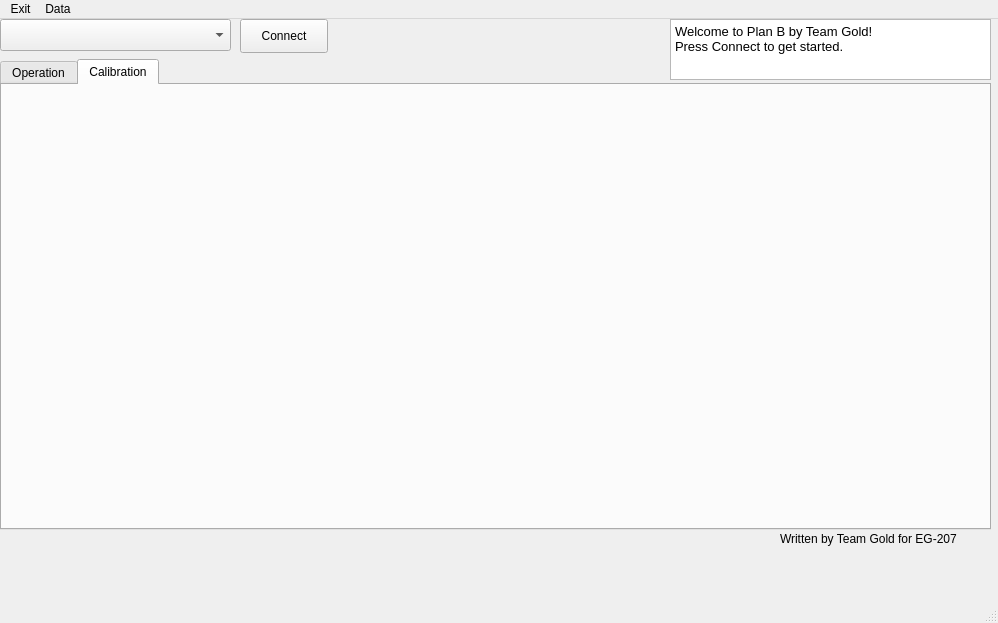
Qt form python/PlanB/resources/planb.ui (KenwoodFox/EG-207) before a commit.
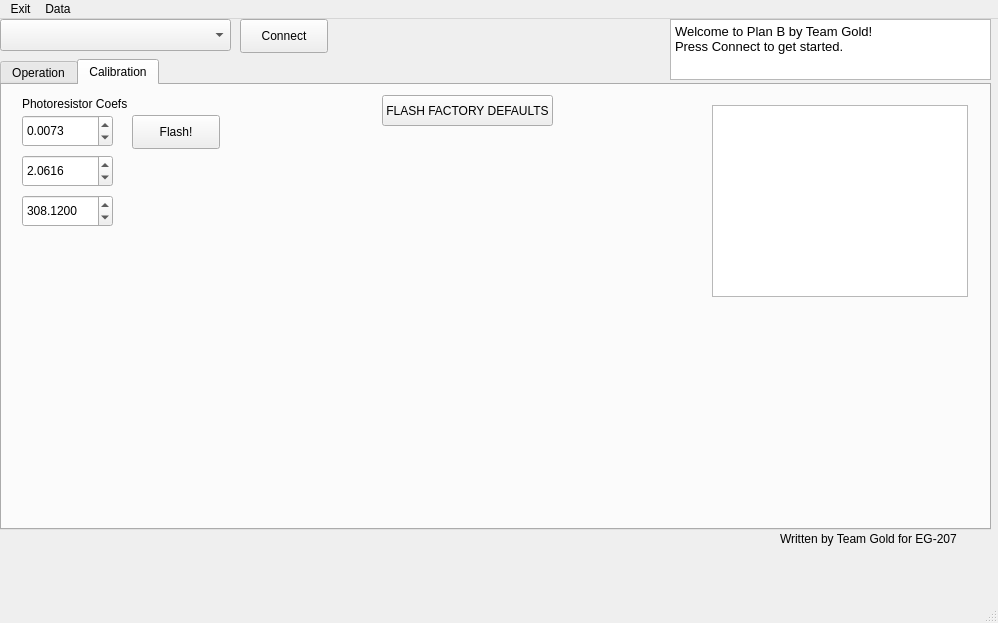
The same form after that commit. The open tabs and pages were chosen to show the change. Icons and pictures are not drawn. Custom widgets are drawn as their Qt base class.

Commit message: prone to glitches but... error handling kinda works now

The edit to the form file:
```diff
--- a/python/PlanB/resources/planb.ui
+++ b/python/PlanB/resources/planb.ui
@@ -74,6 +74,147 @@
      <attribute name="title">
       <string>Calibration</string>
      </attribute>
+     <widget class="QDoubleSpinBox" name="lightSensorCoefA">
+      <property name="geometry">
+       <rect>
+        <x>20</x>
+        <y>30</y>
+        <width>91</width>
+        <height>32</height>
+       </rect>
+      </property>
+      <property name="decimals">
+       <number>4</number>
+      </property>
+      <property name="minimum">
+       <double>-9999.000000000000000</double>
+      </property>
+      <property name="maximum">
+       <double>9999.000000000000000</double>
+      </property>
+      <property name="value">
+       <double>0.007300000000000</double>
+      </property>
+     </widget>
+     <widget class="QDoubleSpinBox" name="lightSensorCoefB">
+      <property name="geometry">
+       <rect>
+        <x>20</x>
+        <y>70</y>
+        <width>91</width>
+        <height>32</height>
+       </rect>
+      </property>
+      <property name="decimals">
+       <number>4</number>
+      </property>
+      <property name="minimum">
+       <double>-9999.000000000000000</double>
+      </property>
+      <property name="maximum">
+       <double>9999.000000000000000</double>
+      </property>
+      <property name="value">
+       <double>2.061600000000000</double>
+      </property>
+     </widget>
+     <widget class="QDoubleSpinBox" name="lightSensorCoefC">
+      <property name="geometry">
+       <rect>
+        <x>20</x>
+        <y>110</y>
+        <width>91</width>
+        <height>32</height>
+       </rect>
+      </property>
+      <property name="decimals">
+       <number>4</number>
+      </property>
+      <property name="minimum">
+       <double>-9999.000000000000000</double>
+      </property>
+      <property name="maximum">
+       <double>9999.000000000000000</double>
+      </property>
+      <property name="value">
+       <double>308.120000000000005</double>
+      </property>
+     </widget>
+     <widget class="QPushButton" name="lightSensorCoefFlashButton">
+      <property name="geometry">
+       <rect>
+        <x>130</x>
+        <y>30</y>
+        <width>88</width>
+        <height>34</height>
+       </rect>
+      </property>
+      <property name="text">
+       <string>Flash!</string>
+      </property>
+     </widget>
+     <widget class="QLabel" name="photoResistorCoefLabel">
+      <property name="geometry">
+       <rect>
+        <x>20</x>
+        <y>10</y>
+        <width>131</width>
+        <height>18</height>
+       </rect>
+      </property>
+      <property name="text">
+       <string>Photoresistor Coefs</string>
+      </property>
+     </widget>
+     <widget class="QLabel" name="lightSensorFlashStatus">
+      <property name="geometry">
+       <rect>
+        <x>220</x>
+        <y>40</y>
+        <width>58</width>
+        <height>18</height>
+       </rect>
+      </property>
+      <property name="text">
+       <string/>
+      </property>
+     </widget>
+     <widget class="QColumnView" name="errorsColumnView">
+      <property name="geometry">
+       <rect>
+        <x>710</x>
+        <y>20</y>
+        <width>256</width>
+        <height>192</height>
+       </rect>
+      </property>
+     </widget>
+     <widget class="QPushButton" name="factoryDefaultsButton">
+      <property name="geometry">
+       <rect>
+        <x>380</x>
+        <y>10</y>
+        <width>171</width>
+        <height>31</height>
+       </rect>
+      </property>
+      <property name="text">
+       <string>FLASH FACTORY DEFAULTS</string>
+      </property>
+     </widget>
+     <widget class="QLabel" name="factoryDefaultsLabel">
+      <property name="geometry">
+       <rect>
+        <x>420</x>
+        <y>40</y>
+        <width>58</width>
+        <height>18</height>
+       </rect>
+      </property>
+      <property name="text">
+       <string/>
+      </property>
+     </widget>
     </widget>
    </widget>
    <widget class="QLabel" name="writtenByTeamGoldLabel">
```
The commit also changes 1 other file.
